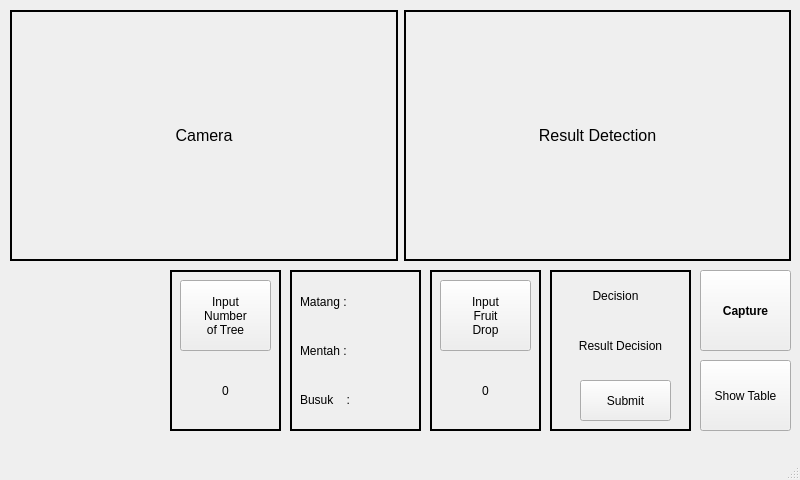
This is code/APP800x480.ui in alldone03/SwtYL as Qt 5 draws it before an edit. The edited form follows.
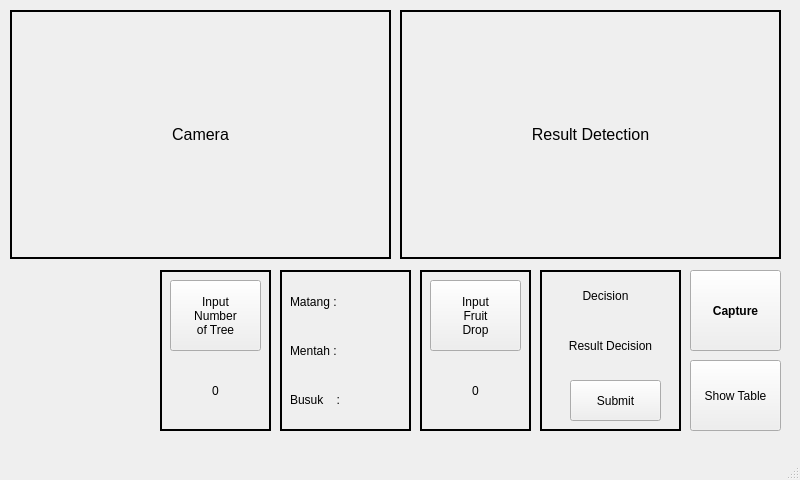
This is the edited form. The open tabs and pages were chosen to show the change. Icons and pictures are not drawn.

Commit message: FEAT: Table result showed

```diff
--- a/code/APP800x480.ui
+++ b/code/APP800x480.ui
@@ -14,351 +14,433 @@
    <string>MainWindow</string>
   </property>
   <widget class="QWidget" name="centralwidget">
-   <widget class="QPushButton" name="Capture">
+   <widget class="QStackedWidget" name="stackedWidget">
     <property name="geometry">
      <rect>
-      <x>700</x>
-      <y>270</y>
-      <width>91</width>
-      <height>81</height>
-     </rect>
-    </property>
-    <property name="font">
-     <font>
-      <weight>75</weight>
-      <bold>true</bold>
-     </font>
-    </property>
-    <property name="text">
-     <string>Capture</string>
-    </property>
-   </widget>
-   <widget class="QLabel" name="label_2">
-    <property name="geometry">
-     <rect>
-      <x>570</x>
-      <y>280</y>
-      <width>91</width>
-      <height>31</height>
-     </rect>
-    </property>
-    <property name="text">
-     <string>Decision</string>
-    </property>
-    <property name="alignment">
-     <set>Qt::AlignCenter</set>
-    </property>
-   </widget>
-   <widget class="QPushButton" name="btn_buahjatuh">
-    <property name="geometry">
-     <rect>
-      <x>440</x>
-      <y>280</y>
-      <width>91</width>
-      <height>71</height>
-     </rect>
-    </property>
-    <property name="text">
-     <string>Input 
-Fruit 
-Drop</string>
-    </property>
-   </widget>
-   <widget class="QLabel" name="val_buahjatuh">
-    <property name="geometry">
-     <rect>
-      <x>440</x>
-      <y>370</y>
-      <width>91</width>
-      <height>41</height>
-     </rect>
-    </property>
-    <property name="text">
-     <string>0</string>
-    </property>
-    <property name="alignment">
-     <set>Qt::AlignCenter</set>
-    </property>
-   </widget>
-   <widget class="QPushButton" name="btn_nomorPohon">
-    <property name="geometry">
-     <rect>
-      <x>180</x>
-      <y>280</y>
-      <width>91</width>
-      <height>71</height>
-     </rect>
-    </property>
-    <property name="sizePolicy">
-     <sizepolicy hsizetype="Minimum" vsizetype="Minimum">
-      <horstretch>0</horstretch>
-      <verstretch>0</verstretch>
-     </sizepolicy>
-    </property>
-    <property name="font">
-     <font>
-      <strikeout>false</strikeout>
-     </font>
-    </property>
-    <property name="layoutDirection">
-     <enum>Qt::LeftToRight</enum>
-    </property>
-    <property name="text">
-     <string>Input 
-Number 
-of Tree</string>
-    </property>
-    <property name="checkable">
-     <bool>false</bool>
-    </property>
-    <property name="autoRepeat">
-     <bool>false</bool>
-    </property>
-   </widget>
-   <widget class="QLabel" name="val_nomorpohon">
-    <property name="geometry">
-     <rect>
-      <x>180</x>
-      <y>370</y>
-      <width>91</width>
-      <height>41</height>
-     </rect>
-    </property>
-    <property name="text">
-     <string>0</string>
-    </property>
-    <property name="alignment">
-     <set>Qt::AlignCenter</set>
-    </property>
-   </widget>
-   <widget class="QPushButton" name="btn_processdecision">
-    <property name="geometry">
-     <rect>
-      <x>580</x>
-      <y>380</y>
-      <width>91</width>
-      <height>41</height>
-     </rect>
-    </property>
-    <property name="text">
-     <string>Submit</string>
-    </property>
-   </widget>
-   <widget class="QPushButton" name="btn_showtableresult_2">
-    <property name="geometry">
-     <rect>
-      <x>700</x>
-      <y>360</y>
-      <width>91</width>
-      <height>71</height>
-     </rect>
-    </property>
-    <property name="text">
-     <string>Show Table</string>
-    </property>
-   </widget>
-   <widget class="QLabel" name="label_7">
-    <property name="geometry">
-     <rect>
-      <x>430</x>
-      <y>270</y>
-      <width>111</width>
-      <height>161</height>
-     </rect>
-    </property>
-    <property name="frameShape">
-     <enum>QFrame::WinPanel</enum>
-    </property>
-    <property name="text">
-     <string/>
-    </property>
-   </widget>
-   <widget class="QLabel" name="label_8">
-    <property name="geometry">
-     <rect>
-      <x>170</x>
-      <y>270</y>
-      <width>111</width>
-      <height>161</height>
-     </rect>
-    </property>
-    <property name="frameShape">
-     <enum>QFrame::WinPanel</enum>
-    </property>
-    <property name="text">
-     <string/>
-    </property>
-   </widget>
-   <widget class="QLabel" name="resultdecision">
-    <property name="geometry">
-     <rect>
-      <x>560</x>
-      <y>330</y>
-      <width>121</width>
-      <height>31</height>
-     </rect>
-    </property>
-    <property name="text">
-     <string>Result Decision</string>
-    </property>
-    <property name="alignment">
-     <set>Qt::AlignCenter</set>
-    </property>
-    <property name="wordWrap">
-     <bool>false</bool>
-    </property>
-   </widget>
-   <widget class="QLabel" name="label_9">
-    <property name="geometry">
-     <rect>
-      <x>550</x>
-      <y>270</y>
-      <width>141</width>
-      <height>161</height>
-     </rect>
-    </property>
-    <property name="frameShape">
-     <enum>QFrame::WinPanel</enum>
-    </property>
-    <property name="text">
-     <string/>
-    </property>
-   </widget>
-   <widget class="QWidget" name="horizontalLayoutWidget">
-    <property name="geometry">
-     <rect>
-      <x>10</x>
+      <x>0</x>
       <y>10</y>
-      <width>781</width>
-      <height>251</height>
+      <width>800</width>
+      <height>480</height>
      </rect>
     </property>
-    <layout class="QHBoxLayout" name="horizontalLayout">
-     <item>
-      <widget class="QLabel" name="Camera">
-       <property name="maximumSize">
-        <size>
-         <width>16777215</width>
-         <height>16777215</height>
-        </size>
-       </property>
-       <property name="font">
-        <font>
-         <pointsize>12</pointsize>
-        </font>
-       </property>
-       <property name="frameShape">
-        <enum>QFrame::WinPanel</enum>
-       </property>
-       <property name="text">
-        <string>Camera</string>
-       </property>
-       <property name="alignment">
-        <set>Qt::AlignCenter</set>
-       </property>
-      </widget>
-     </item>
-     <item>
-      <widget class="QLabel" name="Camera_2">
-       <property name="maximumSize">
-        <size>
-         <width>16777215</width>
-         <height>16777215</height>
-        </size>
-       </property>
-       <property name="font">
-        <font>
-         <pointsize>12</pointsize>
-        </font>
-       </property>
-       <property name="frameShape">
-        <enum>QFrame::WinPanel</enum>
-       </property>
-       <property name="frameShadow">
-        <enum>QFrame::Plain</enum>
-       </property>
-       <property name="lineWidth">
-        <number>20</number>
-       </property>
-       <property name="text">
-        <string>Result Detection</string>
-       </property>
-       <property name="textFormat">
-        <enum>Qt::AutoText</enum>
-       </property>
-       <property name="alignment">
-        <set>Qt::AlignCenter</set>
-       </property>
-      </widget>
-     </item>
-    </layout>
-   </widget>
-   <widget class="QLabel" name="label_10">
-    <property name="geometry">
-     <rect>
-      <x>290</x>
-      <y>270</y>
-      <width>131</width>
-      <height>161</height>
-     </rect>
+    <property name="currentIndex">
+     <number>1</number>
     </property>
-    <property name="frameShape">
-     <enum>QFrame::WinPanel</enum>
-    </property>
-    <property name="text">
-     <string/>
-    </property>
-   </widget>
-   <widget class="QWidget" name="verticalLayoutWidget">
-    <property name="geometry">
-     <rect>
-      <x>300</x>
-      <y>280</y>
-      <width>111</width>
-      <height>141</height>
-     </rect>
-    </property>
-    <layout class="QVBoxLayout" name="verticalLayout">
-     <item>
-      <widget class="QLabel" name="lbl_matang">
-       <property name="text">
-        <string>Matang : </string>
-       </property>
-      </widget>
-     </item>
-     <item>
-      <widget class="QLabel" name="lbl_mentah">
-       <property name="text">
-        <string>Mentah :</string>
-       </property>
-      </widget>
-     </item>
-     <item>
-      <widget class="QLabel" name="lbl_busuk">
-       <property name="text">
-        <string>Busuk    :</string>
-       </property>
-      </widget>
-     </item>
-    </layout>
-   </widget>
-   <widget class="QWidget" name="widget" native="true">
-    <property name="geometry">
-     <rect>
-      <x>20</x>
-      <y>310</y>
-      <width>141</width>
-      <height>91</height>
-     </rect>
-    </property>
-    <property name="styleSheet">
-     <string notr="true">background-position: center;
+    <widget class="QWidget" name="page">
+     <widget class="QLabel" name="Camera">
+      <property name="geometry">
+       <rect>
+        <x>10</x>
+        <y>0</y>
+        <width>381</width>
+        <height>249</height>
+       </rect>
+      </property>
+      <property name="maximumSize">
+       <size>
+        <width>16777215</width>
+        <height>16777215</height>
+       </size>
+      </property>
+      <property name="font">
+       <font>
+        <pointsize>12</pointsize>
+       </font>
+      </property>
+      <property name="frameShape">
+       <enum>QFrame::WinPanel</enum>
+      </property>
+      <property name="text">
+       <string>Camera</string>
+      </property>
+      <property name="alignment">
+       <set>Qt::AlignCenter</set>
+      </property>
+     </widget>
+     <widget class="QLabel" name="Camera_2">
+      <property name="geometry">
+       <rect>
+        <x>400</x>
+        <y>0</y>
+        <width>381</width>
+        <height>249</height>
+       </rect>
+      </property>
+      <property name="maximumSize">
+       <size>
+        <width>16777215</width>
+        <height>16777215</height>
+       </size>
+      </property>
+      <property name="font">
+       <font>
+        <pointsize>12</pointsize>
+       </font>
+      </property>
+      <property name="frameShape">
+       <enum>QFrame::WinPanel</enum>
+      </property>
+      <property name="frameShadow">
+       <enum>QFrame::Plain</enum>
+      </property>
+      <property name="lineWidth">
+       <number>20</number>
+      </property>
+      <property name="text">
+       <string>Result Detection</string>
+      </property>
+      <property name="textFormat">
+       <enum>Qt::AutoText</enum>
+      </property>
+      <property name="alignment">
+       <set>Qt::AlignCenter</set>
+      </property>
+     </widget>
+     <widget class="QLabel" name="label_9">
+      <property name="geometry">
+       <rect>
+        <x>540</x>
+        <y>260</y>
+        <width>141</width>
+        <height>161</height>
+       </rect>
+      </property>
+      <property name="frameShape">
+       <enum>QFrame::WinPanel</enum>
+      </property>
+      <property name="text">
+       <string/>
+      </property>
+     </widget>
+     <widget class="QWidget" name="widget" native="true">
+      <property name="geometry">
+       <rect>
+        <x>10</x>
+        <y>300</y>
+        <width>141</width>
+        <height>91</height>
+       </rect>
+      </property>
+      <property name="styleSheet">
+       <string notr="true">background-position: center;
                 background-repeat: no-repeat;
                 background-attachment: fixed;
                 background-clip: border;
                 border-image: url(:/ITS LOGO/logo-its-biru-transparan.png) 20 20 20 20 stretch stretch;
                 border-radius: 20px;</string>
-    </property>
+      </property>
+     </widget>
+     <widget class="QPushButton" name="btn_processdecision">
+      <property name="geometry">
+       <rect>
+        <x>570</x>
+        <y>370</y>
+        <width>91</width>
+        <height>41</height>
+       </rect>
+      </property>
+      <property name="text">
+       <string>Submit</string>
+      </property>
+     </widget>
+     <widget class="QLabel" name="val_nomorpohon">
+      <property name="geometry">
+       <rect>
+        <x>170</x>
+        <y>360</y>
+        <width>91</width>
+        <height>41</height>
+       </rect>
+      </property>
+      <property name="text">
+       <string>0</string>
+      </property>
+      <property name="alignment">
+       <set>Qt::AlignCenter</set>
+      </property>
+     </widget>
+     <widget class="QLabel" name="val_buahjatuh">
+      <property name="geometry">
+       <rect>
+        <x>430</x>
+        <y>360</y>
+        <width>91</width>
+        <height>41</height>
+       </rect>
+      </property>
+      <property name="text">
+       <string>0</string>
+      </property>
+      <property name="alignment">
+       <set>Qt::AlignCenter</set>
+      </property>
+     </widget>
+     <widget class="QLabel" name="label_8">
+      <property name="geometry">
+       <rect>
+        <x>160</x>
+        <y>260</y>
+        <width>111</width>
+        <height>161</height>
+       </rect>
+      </property>
+      <property name="frameShape">
+       <enum>QFrame::WinPanel</enum>
+      </property>
+      <property name="text">
+       <string/>
+      </property>
+     </widget>
+     <widget class="QWidget" name="verticalLayoutWidget">
+      <property name="geometry">
+       <rect>
+        <x>290</x>
+        <y>270</y>
+        <width>111</width>
+        <height>141</height>
+       </rect>
+      </property>
+      <layout class="QVBoxLayout" name="verticalLayout_2">
+       <item>
+        <widget class="QLabel" name="lbl_matang_2">
+         <property name="text">
+          <string>Matang : </string>
+         </property>
+        </widget>
+       </item>
+       <item>
+        <widget class="QLabel" name="lbl_mentah_2">
+         <property name="text">
+          <string>Mentah :</string>
+         </property>
+        </widget>
+       </item>
+       <item>
+        <widget class="QLabel" name="lbl_busuk_2">
+         <property name="text">
+          <string>Busuk    :</string>
+         </property>
+        </widget>
+       </item>
+      </layout>
+     </widget>
+     <widget class="QPushButton" name="btn_showtableresult_2">
+      <property name="geometry">
+       <rect>
+        <x>690</x>
+        <y>350</y>
+        <width>91</width>
+        <height>71</height>
+       </rect>
+      </property>
+      <property name="text">
+       <string>Show Table</string>
+      </property>
+     </widget>
+     <widget class="QLabel" name="label_10">
+      <property name="geometry">
+       <rect>
+        <x>280</x>
+        <y>260</y>
+        <width>131</width>
+        <height>161</height>
+       </rect>
+      </property>
+      <property name="frameShape">
+       <enum>QFrame::WinPanel</enum>
+      </property>
+      <property name="text">
+       <string/>
+      </property>
+     </widget>
+     <widget class="QLabel" name="resultdecision">
+      <property name="geometry">
+       <rect>
+        <x>550</x>
+        <y>320</y>
+        <width>121</width>
+        <height>31</height>
+       </rect>
+      </property>
+      <property name="text">
+       <string>Result Decision</string>
+      </property>
+      <property name="alignment">
+       <set>Qt::AlignCenter</set>
+      </property>
+      <property name="wordWrap">
+       <bool>false</bool>
+      </property>
+     </widget>
+     <widget class="QPushButton" name="Capture">
+      <property name="geometry">
+       <rect>
+        <x>690</x>
+        <y>260</y>
+        <width>91</width>
+        <height>81</height>
+       </rect>
+      </property>
+      <property name="font">
+       <font>
+        <weight>75</weight>
+        <bold>true</bold>
+       </font>
+      </property>
+      <property name="text">
+       <string>Capture</string>
+      </property>
+     </widget>
+     <widget class="QLabel" name="label_7">
+      <property name="geometry">
+       <rect>
+        <x>420</x>
+        <y>260</y>
+        <width>111</width>
+        <height>161</height>
+       </rect>
+      </property>
+      <property name="frameShape">
+       <enum>QFrame::WinPanel</enum>
+      </property>
+      <property name="text">
+       <string/>
+      </property>
+     </widget>
+     <widget class="QPushButton" name="btn_nomorPohon">
+      <property name="geometry">
+       <rect>
+        <x>170</x>
+        <y>270</y>
+        <width>91</width>
+        <height>71</height>
+       </rect>
+      </property>
+      <property name="sizePolicy">
+       <sizepolicy hsizetype="Minimum" vsizetype="Minimum">
+        <horstretch>0</horstretch>
+        <verstretch>0</verstretch>
+       </sizepolicy>
+      </property>
+      <property name="font">
+       <font>
+        <strikeout>false</strikeout>
+       </font>
+      </property>
+      <property name="layoutDirection">
+       <enum>Qt::LeftToRight</enum>
+      </property>
+      <property name="text">
+       <string>Input 
+Number 
+of Tree</string>
+      </property>
+      <property name="checkable">
+       <bool>false</bool>
+      </property>
+      <property name="autoRepeat">
+       <bool>false</bool>
+      </property>
+     </widget>
+     <widget class="QLabel" name="label_2">
+      <property name="geometry">
+       <rect>
+        <x>560</x>
+        <y>270</y>
+        <width>91</width>
+        <height>31</height>
+       </rect>
+      </property>
+      <property name="text">
+       <string>Decision</string>
+      </property>
+      <property name="alignment">
+       <set>Qt::AlignCenter</set>
+      </property>
+     </widget>
+     <widget class="QPushButton" name="btn_buahjatuh">
+      <property name="enabled">
+       <bool>true</bool>
+      </property>
+      <property name="geometry">
+       <rect>
+        <x>430</x>
+        <y>270</y>
+        <width>91</width>
+        <height>71</height>
+       </rect>
+      </property>
+      <property name="text">
+       <string>Input 
+Fruit 
+Drop</string>
+      </property>
+      <property name="checkable">
+       <bool>true</bool>
+      </property>
+     </widget>
+    </widget>
+    <widget class="QWidget" name="page_2">
+     <widget class="QTableWidget" name="tableWidget">
+      <property name="geometry">
+       <rect>
+        <x>10</x>
+        <y>10</y>
+        <width>701</width>
+        <height>421</height>
+       </rect>
+      </property>
+      <column>
+       <property name="text">
+        <string>ID</string>
+       </property>
+      </column>
+      <column>
+       <property name="text">
+        <string>Number Tree</string>
+       </property>
+      </column>
+      <column>
+       <property name="text">
+        <string>Matang</string>
+       </property>
+      </column>
+      <column>
+       <property name="text">
+        <string>Mentah</string>
+       </property>
+      </column>
+      <column>
+       <property name="text">
+        <string>Busuk</string>
+       </property>
+      </column>
+      <column>
+       <property name="text">
+        <string>Buah Jatuh</string>
+       </property>
+      </column>
+      <column>
+       <property name="text">
+        <string>Keputusan</string>
+       </property>
+      </column>
+     </widget>
+     <widget class="QPushButton" name="btn_hidetableresult">
+      <property name="geometry">
+       <rect>
+        <x>720</x>
+        <y>350</y>
+        <width>71</width>
+        <height>71</height>
+       </rect>
+      </property>
+      <property name="text">
+       <string>Hide 
+Table</string>
+      </property>
+     </widget>
+    </widget>
    </widget>
    <zorder>label_9</zorder>
    <zorder>label_8</zorder>
```
Left out of the diff: 16 changed lines with no effect on the pictures. The commit also changes 10 other files.
